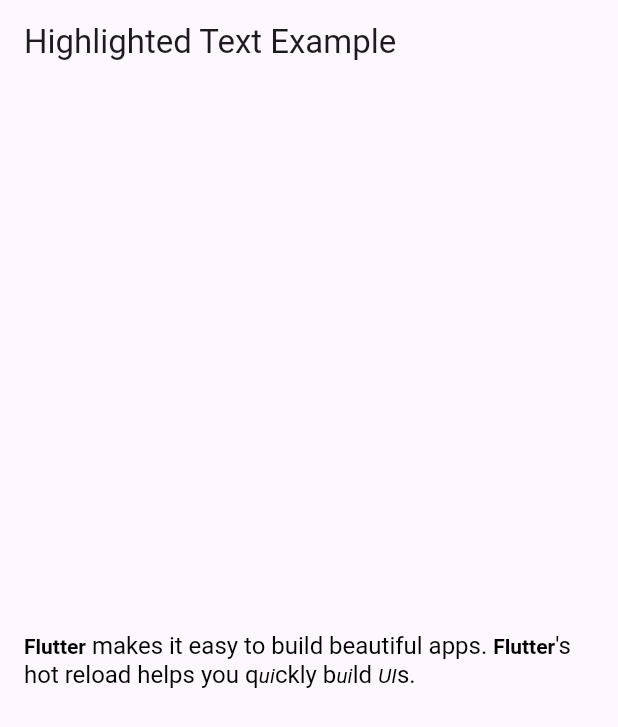
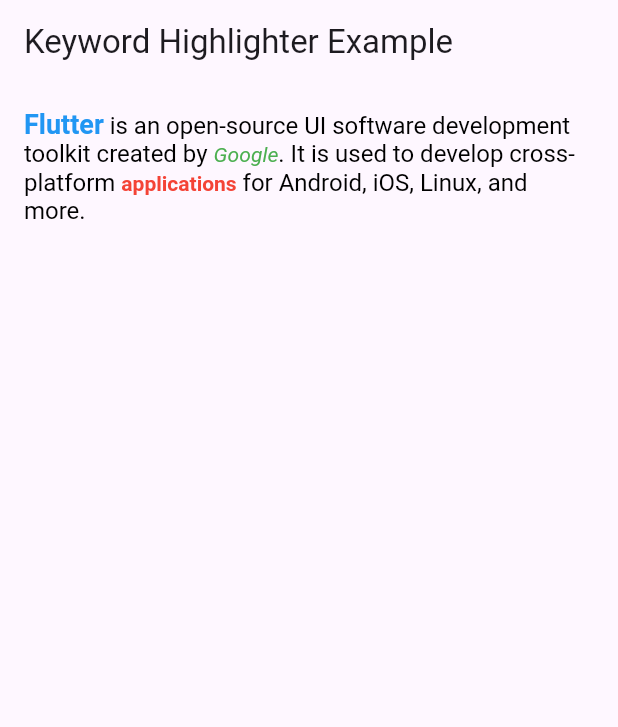
Before and after one commit to YoussefMohammed001/flutter_keyword_highlighter, a Flutter app: the screen it shows after launch, on a phone screen of 412 x 824 dp. Shown: the top 727 px of the screen. Run offline on Flutter 3.47's test engine with Material 3 defaults, Android fonts, the phone set to English and light mode, and no system bars.

Commit message:
update package 0.1.3v

```diff
--- a/lib/exmple/example.dart
+++ b/lib/exmple/example.dart
@@ -11,47 +11,50 @@ class MyApp extends StatelessWidget {
   @override
   Widget build(BuildContext context) {
     return MaterialApp(
-      title: 'Highlighted Text Example',
-      home: Scaffold(
-        appBar: AppBar(
-          title: const Text('Highlighted Text Example'),
-        ),
-        body: const Center(
-          child: ExampleHighlightedText(),
+      title: 'Flutter Keyword Highlighter Example',
+      theme: ThemeData(
+        primarySwatch: Colors.blue,
+      ),
+      home: const HighlightExampleScreen(),
+    );
+  }
+}
+
+class HighlightExampleScreen extends StatelessWidget {
+  const HighlightExampleScreen({super.key});
+
+  @override
+  Widget build(BuildContext context) {
+    return Scaffold(
+      appBar: AppBar(
+        title: const Text('Keyword Highlighter Example'),
+      ),
+      body: Padding(
+        padding: const EdgeInsets.all(16.0),
+        child: HighlightedText(
+          content:
+              'Flutter is an open-source UI software development toolkit created by Google. It is used to develop cross-platform applications for Android, iOS, Linux, and more.',
+          defaultTextStyle:
+              const TextStyle(fontSize: 16.0, color: Colors.black),
+          highlightedTextStyles: [
+            HighlightedTextStyle(
+              'Flutter',
+              const TextStyle(color: Colors.blue, fontWeight: FontWeight.bold),
+              fontSize: 18.0,
+              containsMatch: true, // Highlights any occurrence of "Flutter"
+            ),
+            HighlightedTextStyle(
+              'Google',
+              const TextStyle(color: Colors.green, fontStyle: FontStyle.italic),
+              containsMatch: false, // Highlights exact word match for "Google"
+            ),
+            HighlightedTextStyle(
+              'applications',
+              const TextStyle(color: Colors.red, fontWeight: FontWeight.w600),
+            ),
+          ],
         ),
       ),
     );
   }
 }
-
-class ExampleHighlightedText extends StatelessWidget {
-  const ExampleHighlightedText({super.key});
-
-  @override
-  Widget build(BuildContext context) {
-    return Padding(
-      padding: const EdgeInsets.all(16.0),
-      child: HighlightedText(
-        content: "Flutter makes it easy to build beautiful apps. "
-            "Flutter's hot reload helps you quickly build UIs.",
-        highlightedTextStyles: [
-          HighlightedTextStyle(
-            'Flutter',
-            style: const TextStyle(
-              fontWeight: FontWeight.bold,
-              color: Colors.blue,
-            ),
-          ),
-          HighlightedTextStyle(
-            'UI',
-            style: const TextStyle(
-              fontStyle: FontStyle.italic,
-              color: Colors.green,
-            ),
-          ),
-        ],
-        defaultTextStyle: const TextStyle(fontSize: 16.0, color: Colors.black),
-      ),
-    );
-  }
-}
--- a/lib/flutter_keyword_highlighter.dart
+++ b/lib/flutter_keyword_highlighter.dart
@@ -2,39 +2,48 @@ library flutter_keyword_highlighter;
 
 import 'package:flutter/material.dart';
 
-/// A widget that highlights specific keywords or phrases within a given content.
-///
-/// The `HighlightedText` widget takes a [content] string, a list of [highlightedTextStyles],
-/// and an optional [defaultTextStyle] for unhighlighted text. Each keyword or phrase in
-/// `highlightedTextStyles` will appear with its specified color and font style.
+/// A widget that highlights specified words or phrases in a text
+/// with customizable text styles. Allows optional partial matching.
 class HighlightedText extends StatelessWidget {
-  final String content; // The main content to be displayed
-  final List<HighlightedTextStyle> highlightedTextStyles; // List of highlighted text styles
-  final TextStyle? defaultTextStyle; // Custom default text style for content
+  /// The main content text where keywords will be highlighted.
+  final String content;
+
+  /// A list of styles for specific words or phrases to be highlighted
+  /// in the content text.
+  final List<HighlightedTextStyle> highlightedTextStyles;
+
+  /// An optional default text style for the content text.
+  /// If not provided, a default font size and black color will be used.
+  final TextStyle? defaultTextStyle;
 
   const HighlightedText({
     super.key,
     required this.content,
     required this.highlightedTextStyles,
-    this.defaultTextStyle, // Optional default text style for content
+    this.defaultTextStyle,
   });
 
   @override
   Widget build(BuildContext context) {
-    List<TextSpan> textSpans = [];
-    int startIndex = 0;
+    List<TextSpan> textSpans = []; // Holds styled text spans for RichText.
+    int startIndex = 0; // Tracks current index in content string.
 
-    // Iterate through each highlighted text style
+    // Loop through each highlight style in the list to apply to content text.
     for (final highlight in highlightedTextStyles) {
+      // Escape special characters in highlight text for accurate matching.
       String escapedText = RegExp.escape(highlight.text);
-      RegExp regex = RegExp(escapedText, caseSensitive: false);
 
-      // Process each occurrence of the text to be highlighted
+      // Create a regex based on `containsMatch` to control match type.
+      RegExp regex = highlight.containsMatch
+          ? RegExp(escapedText, caseSensitive: false)
+          : RegExp(r'\b' + escapedText + r'\b', caseSensitive: false);
+
+      // Find all matches in content text, add surrounding and highlighted text.
       while (true) {
         final match = regex.firstMatch(content.substring(startIndex));
-        if (match == null) break; // Exit loop if no more matches
+        if (match == null) break; // Exit if no match found.
 
-        // Add non-highlighted text before the matched highlighted text
+        // Add unhighlighted text span before the match.
         if (match.start > 0) {
           textSpans.add(TextSpan(
             text: content.substring(startIndex, startIndex + match.start),
@@ -43,18 +52,21 @@ class HighlightedText extends StatelessWidget {
           ));
         }
 
-        // Add highlighted text
-        textSpans.add(TextSpan(
-          text: match.group(0),
-          style: highlight.style.copyWith(
-              fontSize: highlight.fontSize, color: highlight.color),
-        ));
+        // Add highlighted text span with specified style.
+        textSpans.add(
+          TextSpan(
+            text: match.group(0),
+            style: highlight.style.copyWith(
+              fontSize: highlight.fontSize,
+            ),
+          ),
+        );
 
-        startIndex += match.end; // Move startIndex past the matched text
+        startIndex += match.end; // Move start to next unmatched section.
       }
     }
 
-    // Add remaining unhighlighted text after the last match
+    // Add any remaining unhighlighted text after the last match.
     if (startIndex < content.length) {
       textSpans.add(TextSpan(
         text: content.substring(startIndex),
@@ -63,6 +75,7 @@ class HighlightedText extends StatelessWidget {
       ));
     }
 
+    // Use RichText to display the content with all specified highlights.
     return RichText(
       text: TextSpan(
         children: textSpans,
@@ -73,18 +86,25 @@ class HighlightedText extends StatelessWidget {
   }
 }
 
-/// A class that represents a segment of text to be highlighted, with customizable
-/// color, font style, and font size.
+/// Defines a style for specific text to be highlighted within the content.
 class HighlightedTextStyle {
-  final String text; // Text to highlight
-  final TextStyle style; // Text style for the highlighted text
-  final double fontSize; // Font size for the highlighted text
-  final Color color; // Color for the highlighted text
+  /// Text to be highlighted in the main content.
+  final String text;
+
+  /// Custom style for the highlighted text, including color, font, etc.
+  final TextStyle style;
+
+  /// Font size for the highlighted text. Defaults to 14.0 if not specified.
+  final double fontSize;
+
+  /// Determines if this highlight should match any occurrence
+  /// (substring match) or an exact match.
+  final bool containsMatch;
 
   HighlightedTextStyle(
-      this.text, {
-        required this.style,
-        this.fontSize = 14.0,
-        this.color = Colors.black, // Default color for highlighted text
-      });
+    this.text,
+    this.style, {
+    this.fontSize = 14.0,
+    this.containsMatch = false,
+  });
 }
--- a/pubspec.yaml
+++ b/pubspec.yaml
@@ -1,6 +1,6 @@
 name: flutter_keyword_highlighter
 description: "A flexible Flutter package for highlighting specific keywords and characters in text with customizable styles, making it perfect for text-based applications and user interfaces."
-version: 0.1.2  # Update the version if needed.
+version: 0.1.3  # Update the version if needed.
 homepage: https://github.com/YoussefMohammed001/flutter_keyword_highlighter  # Replace with your actual URL
 repository: https://github.com/YoussefMohammed001/flutter_keyword_highlighter  # Replace with your actual repository URL
 issue_tracker: https://github.com/YoussefMohammed001/flutter_keyword_highlighter/issues  # Replace with your actual issue tracker URL
```
Also changed, not shown: 1 other file.
